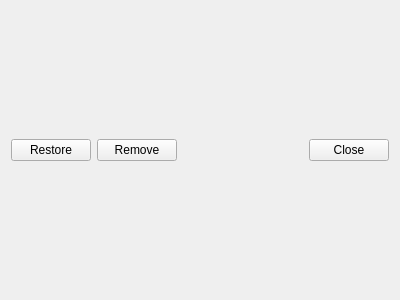
Before: the Qt Designer form src/librarywindow.ui in mpc-qt/mpc-qt, drawn with Qt 5.
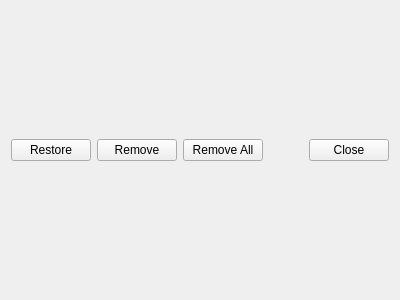
After: the same form once the commit is applied.

Commit message:
Add "Remove All" button to Playlists Backups window
With a confirmation dialog.

```diff
--- a/src/librarywindow.ui
+++ b/src/librarywindow.ui
@@ -36,6 +36,13 @@
        </property>
       </widget>
      </item>
+     <item>
+      <widget class="QPushButton" name="removeAllPlaylists">
+       <property name="text">
+        <string>Remove All</string>
+       </property>
+      </widget>
+     </item>
      <item>
       <spacer name="horizontalSpacer">
        <property name="orientation">
```
The commit also changes 30 other files.
